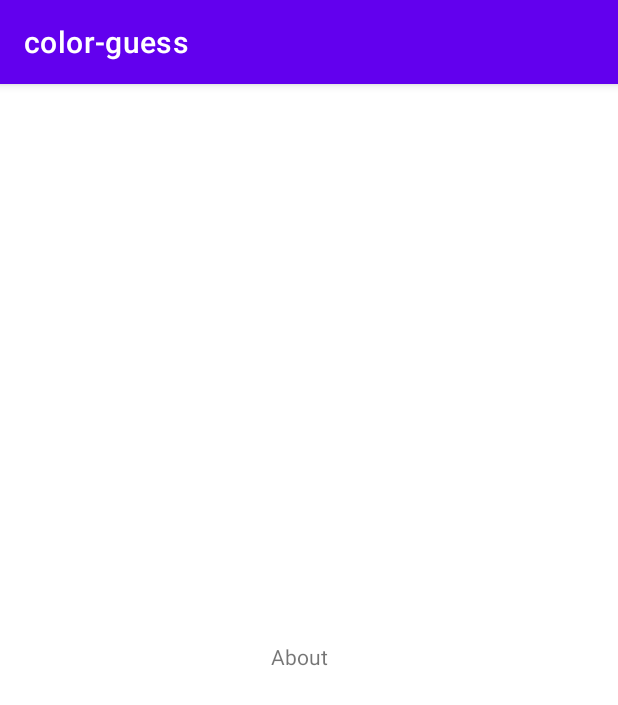
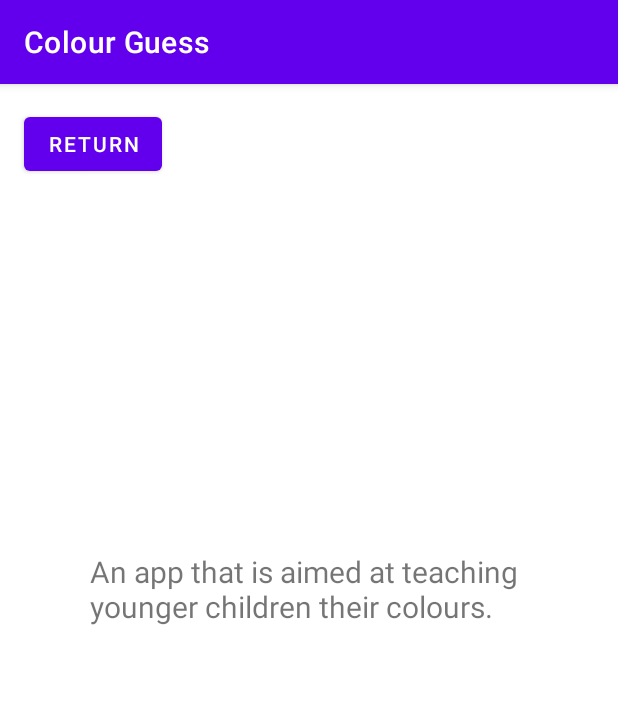
Before and after one commit to Laptop-Salad/ColorGuess, an Android app: the aboutActivity screen opened directly, with no data from a screen before it, on a phone screen of 412 x 824 dp. Shown: the top 705 px of the screen. Run offline under Robolectric (Android 15) with nearby library versions, the phone set to English and light mode, and no system bars.

Commit message:
Adds basic functionality to the about page. Also changes the application title

```diff
--- a/app/src/main/java/com/example/color_guess/aboutActivity.kt
+++ b/app/src/main/java/com/example/color_guess/aboutActivity.kt
@@ -1,6 +1,8 @@
 package com.example.color_guess
 
+import android.content.Intent
 import android.os.Bundle
+import android.widget.Button
 import androidx.appcompat.app.AppCompatActivity
 
 @Suppress("ClassName")
@@ -8,5 +10,11 @@ class aboutActivity : AppCompatActivity() {
     override fun onCreate(savedInstanceState: Bundle?) {
         super.onCreate(savedInstanceState)
         setContentView(R.layout.activity_about)
+
+        val returnBtn: Button = findViewById(R.id.aboutReturn)
+        returnBtn.setOnClickListener{
+            intent = Intent(this,MainActivity::class.java)
+            startActivity(intent)
+        }
     }
 }
--- a/app/src/main/res/layout/activity_about.xml
+++ b/app/src/main/res/layout/activity_about.xml
@@ -6,11 +6,22 @@
     android:layout_height="match_parent"
     tools:context=".aboutActivity">
 
+    <Button
+        android:id="@+id/aboutReturn"
+        android:layout_width="wrap_content"
+        android:layout_height="wrap_content"
+        android:layout_marginStart="16dp"
+        android:layout_marginTop="16dp"
+        android:text="@string/back"
+        app:layout_constraintStart_toStartOf="parent"
+        app:layout_constraintTop_toTopOf="parent" />
+
     <TextView
         android:id="@+id/textView4"
-        android:layout_width="51dp"
-        android:layout_height="24dp"
-        android:text="@string/about"
+        android:layout_width="292dp"
+        android:layout_height="146dp"
+        android:text="@string/aboutDesc"
+        android:textSize="20sp"
         app:layout_constraintBottom_toBottomOf="parent"
         app:layout_constraintEnd_toEndOf="parent"
         app:layout_constraintStart_toStartOf="parent"
--- a/app/src/main/res/values/strings.xml
+++ b/app/src/main/res/values/strings.xml
@@ -1,5 +1,5 @@
 <resources>
-    <string name="app_name">color-guess</string>
+    <string name="app_name">Colour Guess</string>
     <string name="colour_guess">Colour Guess</string>
     <string name="test">Test</string>
     <string name="test_button">test</string>
@@ -10,6 +10,7 @@
     <string name="back">Return</string>
     <string name="next">Next</string>
 
+    <!-- Colour Strings -->
     <string name="red">Red</string> <!--1-->
     <string name="orange">Orange</string> <!--2-->
     <string name="yellow">Yellow</string> <!--3-->
@@ -22,4 +23,7 @@
     <string name="brown">Brown</string> <!--10-->
     <string name="black">Black</string> <!--11-->
 
+    <!-- Strings for about page -->
+    <string name="aboutDesc">An app that is aimed at teaching younger children their colours.</string>
+
 </resources>
```
